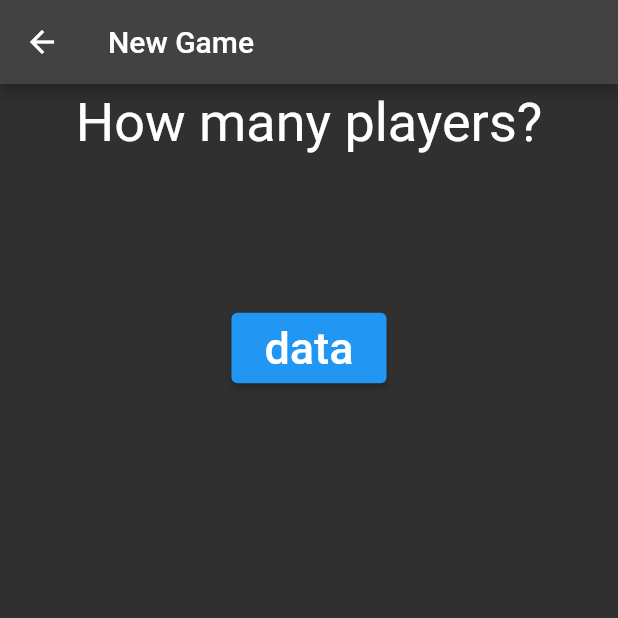
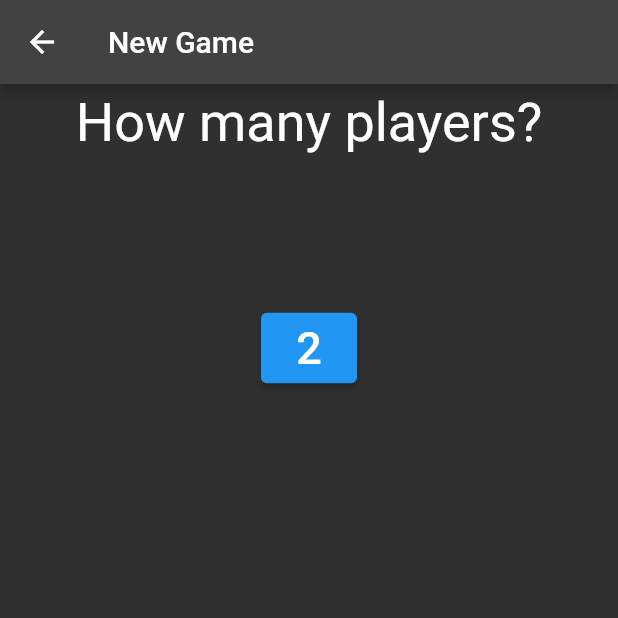
Before and after one commit to wrp94/Silicon, a Flutter app: the screen it shows after launch, after a tap on "New Game", on a phone screen of 412 x 824 dp, the top half of it. Run offline on Flutter 3.47's test engine with Material 2 defaults, Android fonts, the phone set to English and light mode, and no system bars.

Commit message:
added classes for tracking app state/# of players

```diff
--- a/lib/main.dart
+++ b/lib/main.dart
@@ -4,11 +4,11 @@ void main() => runApp(const SiliconApp());
 
 class SiliconApp extends StatelessWidget {
   const SiliconApp({super.key});
-
   // This widget is the root of your application.
   @override
   Widget build(BuildContext context) {
-    return MaterialApp(
+    return AppStateWidget(
+        child: MaterialApp(
       title: 'Silicon',
       theme: ThemeData.dark(),
       routes: {
@@ -16,6 +16,52 @@ class SiliconApp extends StatelessWidget {
         '/newGame': (context) => const NewGame(),
         '/newGame/selectIcons': (context) => const SelectIcons(),
       },
+    ));
+  }
+}
+
+class AppState {
+  int? numPlayers;
+  AppState(this.numPlayers);
+}
+
+class AppStateScope extends InheritedWidget {
+  final AppState data;
+
+  const AppStateScope(this.data, {Key? key, required Widget child})
+      : super(key: key, child: child);
+
+  static AppState of(BuildContext context) {
+    return context.dependOnInheritedWidgetOfExactType<AppStateScope>()!.data;
+  }
+
+  @override
+  bool updateShouldNotify(AppStateScope oldWidget) {
+    return data != oldWidget.data;
+  }
+}
+
+class AppStateWidget extends StatefulWidget {
+  final Widget child;
+
+  const AppStateWidget({required this.child, Key? key}) : super(key: key);
+
+  static AppStateWidgetState of(BuildContext context) {
+    return context.findAncestorStateOfType<AppStateWidgetState>()!;
+  }
+
+  @override
+  AppStateWidgetState createState() => AppStateWidgetState();
+}
+
+class AppStateWidgetState extends State<AppStateWidget> {
+  final AppState _data = AppState(0);
+
+  @override
+  Widget build(BuildContext context) {
+    return AppStateScope(
+      _data,
+      child: widget.child,
     );
   }
 }
@@ -59,7 +105,6 @@ class NewGame extends StatefulWidget {
 }
 
 class _NewGameState extends State<NewGame> {
-
   void _navigateToIconSelect() {
     Navigator.of(context).pushNamed('/newGame/selectIcons');
   }
@@ -89,11 +134,14 @@ class _NewGameState extends State<NewGame> {
               ),
               const SizedBox(width: 200.0, height: 100.0),
               ElevatedButton(
-                onPressed: _navigateToIconSelect,
+                onPressed: (() {
+                  AppStateWidget.of(context)._data.numPlayers = 2;
+                  _navigateToIconSelect();
+                }),
                 child: const Padding(
                   padding: EdgeInsets.all(6),
                   child: Text(
-                    "data",
+                    "2",
                     style: TextStyle(
                       fontSize: 30,
                     ),
```
